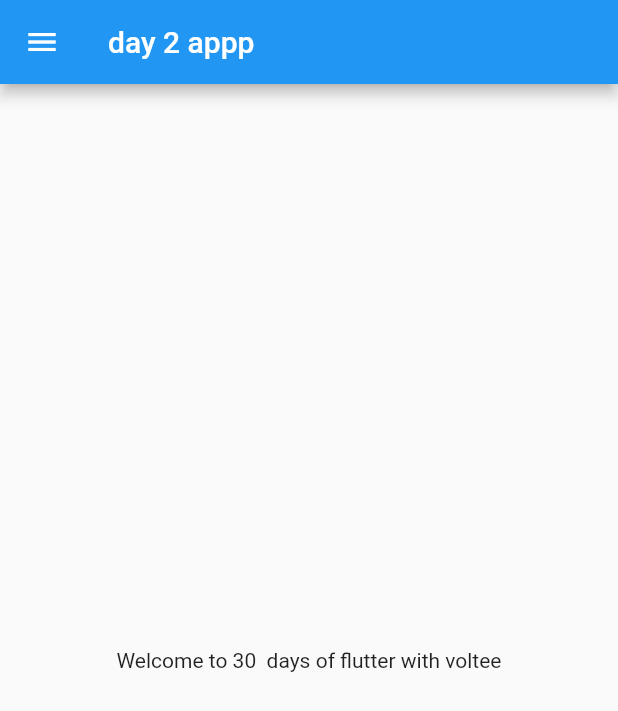
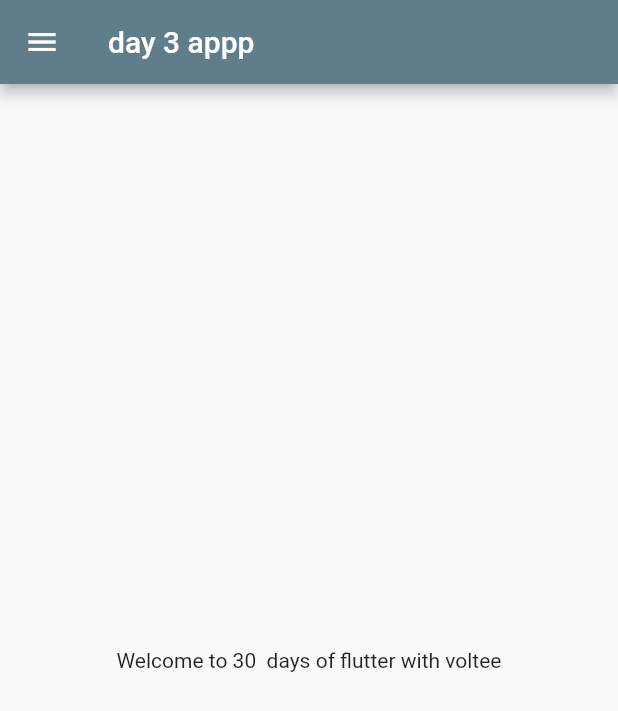
Before and after one commit to voltzylex/Catolog-App-Flutter-, a Flutter app: the screen it shows after launch, on a phone screen of 412 x 824 dp. Shown: the top 711 px of the screen. Run offline on Flutter 3.47's test engine with Material 2 defaults, Android fonts, the phone set to English and light mode, and no system bars.

Commit message:
day 3 completed

```diff
--- a/lib/main.dart
+++ b/lib/main.dart
@@ -1,12 +1,12 @@
 import 'package:flutter/material.dart';
 import 'package:flutter_day_01/pages/home_page.dart';
+import 'package:flutter_day_01/pages/login_page.dart';
 
 void main() {
   runApp(myApp());
 }
 
 class myApp extends StatelessWidget {
-
   double pi = 3.14;
   bool isMale = true;
   num dataType = 30.5;
@@ -14,7 +14,18 @@ class myApp extends StatelessWidget {
   @override
   Widget build(BuildContext context) {
     return MaterialApp(
-      home: HomePage(),
+      // home: HomePage(),
+      themeMode: ThemeMode.light,
+      theme: ThemeData(primarySwatch: Colors.blueGrey),
+      darkTheme: ThemeData(
+        brightness: Brightness.dark,
+      ),
+      initialRoute: "/home",
+      routes: {
+        "/": (context) => LoginPage(),
+        "/home": (context) => HomePage(),
+        "/login": (context) => LoginPage(),
+      },
     );
   }
 }
--- a/lib/pages/home_page.dart
+++ b/lib/pages/home_page.dart
@@ -1,13 +1,15 @@
 import 'package:flutter/material.dart';
 
 class HomePage extends StatelessWidget {
+  final String name = "voltee";
+
   @override
   final int days = 30;
-  final String name = "voltee";
+
   Widget build(BuildContext context) {
     return Scaffold(
       appBar: AppBar(
-        title: Text("day 2 appp"),
+        title: Text("day 3 appp"),
       ),
       body: Center(
         child: Container(
```
Also changed, not shown: lib/pages/login_page.dart (added, +21 -0 lines), 1 other file.
